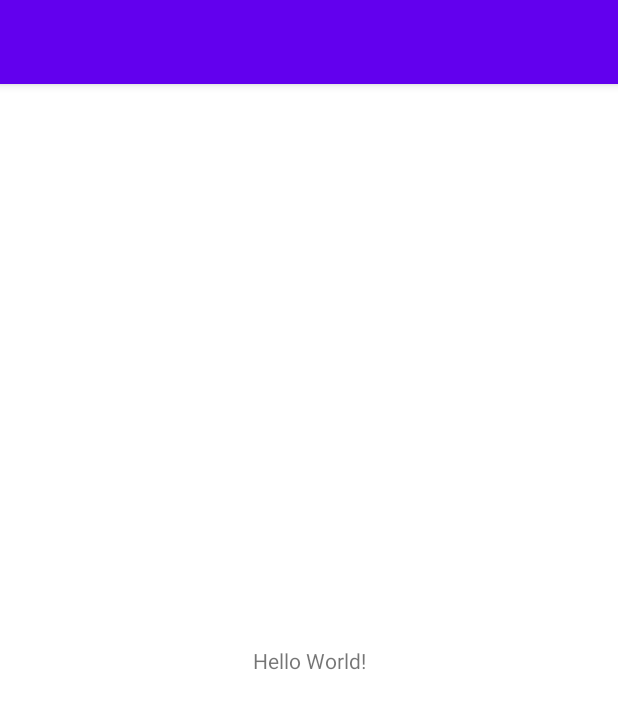
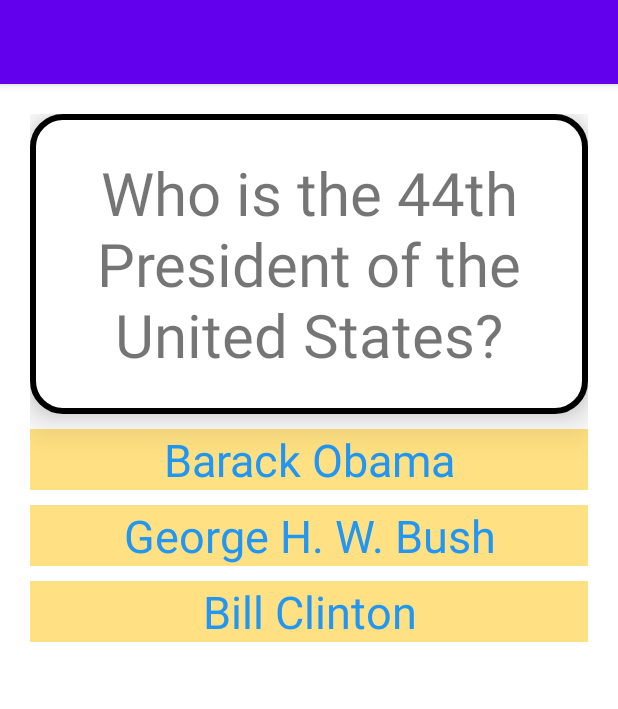
Before and after one commit to truongductri01/Android_FlashCard, an Android app: the screen it shows after launch (MainActivity), on a phone screen of 412 x 824 dp. Shown: the top 709 px of the screen. Run offline under Robolectric (Android 15) with nearby library versions, the phone set to English and light mode, and no system bars.

Commit message:
Lab 1 submission

```diff
--- a/app/src/main/java/com/example/flashcard/MainActivity.java
+++ b/app/src/main/java/com/example/flashcard/MainActivity.java
@@ -3,12 +3,35 @@ package com.example.flashcard;
 import androidx.appcompat.app.AppCompatActivity;
 
 import android.os.Bundle;
+import android.view.View;
+import android.widget.TextView;
 
 public class MainActivity extends AppCompatActivity {
+    TextView flashcard_question;
+    TextView flashcard_answer;
 
     @Override
     protected void onCreate(Bundle savedInstanceState) {
         super.onCreate(savedInstanceState);
         setContentView(R.layout.activity_main);
+
+        flashcard_question = findViewById(R.id.flashcard_question);
+        flashcard_answer = findViewById(R.id.flashcard_answer);
+
+        flashcard_question.setOnClickListener(new View.OnClickListener() {
+            @Override
+            public void onClick(View v) {
+                flashcard_question.setVisibility(View.INVISIBLE);
+                flashcard_answer.setVisibility(View.VISIBLE);
+            }
+        });
+
+        flashcard_answer.setOnClickListener(new View.OnClickListener() {
+            @Override
+            public void onClick(View v) {
+                flashcard_question.setVisibility(View.VISIBLE);
+                flashcard_answer.setVisibility(View.INVISIBLE);
+            }
+        });
     }
 }
--- /dev/null
+++ b/app/src/main/res/drawable/card_background.xml
@@ -0,0 +1,12 @@
+<?xml version="1.0" encoding="utf-8"?>
+<shape xmlns:android="http://schemas.android.com/apk/res/android"
+    android:shape="rectangle">
+    <padding
+        android:bottom="5dp"
+        android:top="5dp"
+        android:left="5dp"
+        android:right="5dp"/>
+    <corners android:radius="20dp" />
+    <stroke android:color="#000000" android:width="4dp" />
+    <solid android:color="@color/cardview_light_background" />
+</shape>
--- a/app/src/main/res/layout/activity_main.xml
+++ b/app/src/main/res/layout/activity_main.xml
@@ -1,18 +1,68 @@
 <?xml version="1.0" encoding="utf-8"?>
-<androidx.constraintlayout.widget.ConstraintLayout xmlns:android="http://schemas.android.com/apk/res/android"
+<RelativeLayout xmlns:android="http://schemas.android.com/apk/res/android"
     xmlns:app="http://schemas.android.com/apk/res-auto"
     xmlns:tools="http://schemas.android.com/tools"
     android:layout_width="match_parent"
     android:layout_height="match_parent"
+    android:layout_margin="20dp"
+    android:background="#FFFFFF"
+    android:backgroundTint="@color/white"
     tools:context=".MainActivity">
 
+
+
     <TextView
-        android:layout_width="wrap_content"
+        android:id="@+id/flashcard_question"
+        android:layout_width="match_parent"
+        android:layout_height="200dp"
+        android:background="@drawable/card_background"
+        android:gravity="center"
+        android:elevation="15dp"
+        android:text="Who is the 44th President of the United States?"
+        android:textSize="40sp" />
+
+    <TextView
+        android:id="@+id/flashcard_answer"
+        android:layout_width="match_parent"
+        android:layout_height="200dp"
+        android:background="#FFEB3B"
+        android:gravity="center"
+        android:text="Barack Obama"
+        android:textSize="40sp"
+        android:visibility="invisible" />
+
+    <TextView
+        android:id="@+id/first_answer"
+        android:layout_width="match_parent"
         android:layout_height="wrap_content"
-        android:text="Hello World!"
-        app:layout_constraintBottom_toBottomOf="parent"
-        app:layout_constraintLeft_toLeftOf="parent"
-        app:layout_constraintRight_toRightOf="parent"
-        app:layout_constraintTop_toTopOf="parent" />
+        android:layout_below="@id/flashcard_question"
+        android:layout_marginTop="10dp"
+        android:background="#80FFC107"
+        android:gravity="center"
+        android:text="Barack Obama"
+        android:textColor="#2196F3"
+        android:textSize="30sp" />
+    <TextView
+        android:id="@+id/second_answer"
+        android:layout_height="wrap_content"
+        android:layout_marginTop="10dp"
+        android:layout_width="match_parent"
+        android:textSize="30sp"
+        android:gravity="center"
+        android:textColor="#2196F3"
+        android:background="#80FFC107"
+        android:layout_below="@id/first_answer"
+        android:text="George H. W. Bush" />
 
-</androidx.constraintlayout.widget.ConstraintLayout>
+    <TextView
+        android:id="@+id/third_answer"
+        android:layout_height="wrap_content"
+        android:layout_marginTop="10dp"
+        android:layout_width="match_parent"
+        android:textSize="30sp"
+        android:gravity="center"
+        android:background="#80FFC107"
+        android:textColor="#2196F3"
+        android:layout_below="@id/second_answer"
+        android:text="Bill Clinton" />
+</RelativeLayout>
```
Also changed, not shown: 2 other files.
